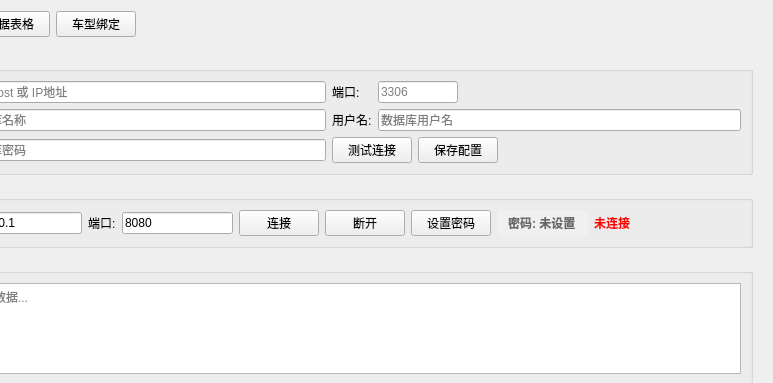
Old version of the form tcpclient.ui in the repository xiaoluoDD/AGTProject; both pictures show x 127 to 900 and y 0 to 383 of the 900 by 700 pixel window.
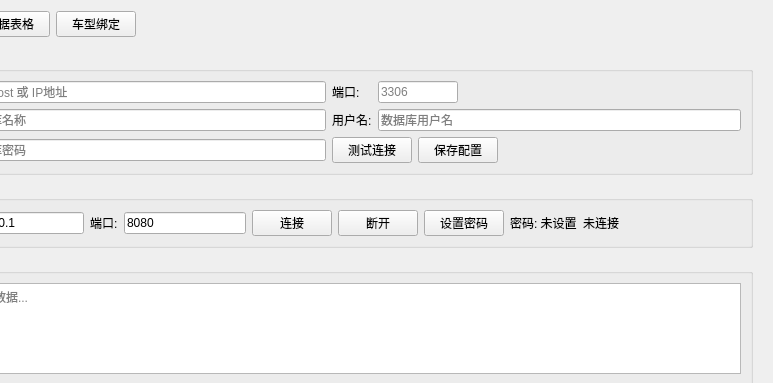
New version of the form. The open tabs and pages were chosen to show the change.

```diff
--- a/tcpclient.ui
+++ b/tcpclient.ui
@@ -259,9 +259,6 @@
           </item>
           <item>
            <widget class="QLabel" name="labelPassword">
-            <property name="styleSheet">
-             <string>color: #666; font-weight: bold; padding: 4px 8px; background-color: #f0f0f0; border-radius: 4px;</string>
-            </property>
             <property name="text">
              <string>密码: 未设置</string>
             </property>
@@ -269,9 +266,6 @@
           </item>
           <item>
            <widget class="QLabel" name="labelStatus">
-            <property name="styleSheet">
-             <string>color: red; font-weight: bold;</string>
-            </property>
             <property name="text">
              <string>未连接</string>
             </property>
```
